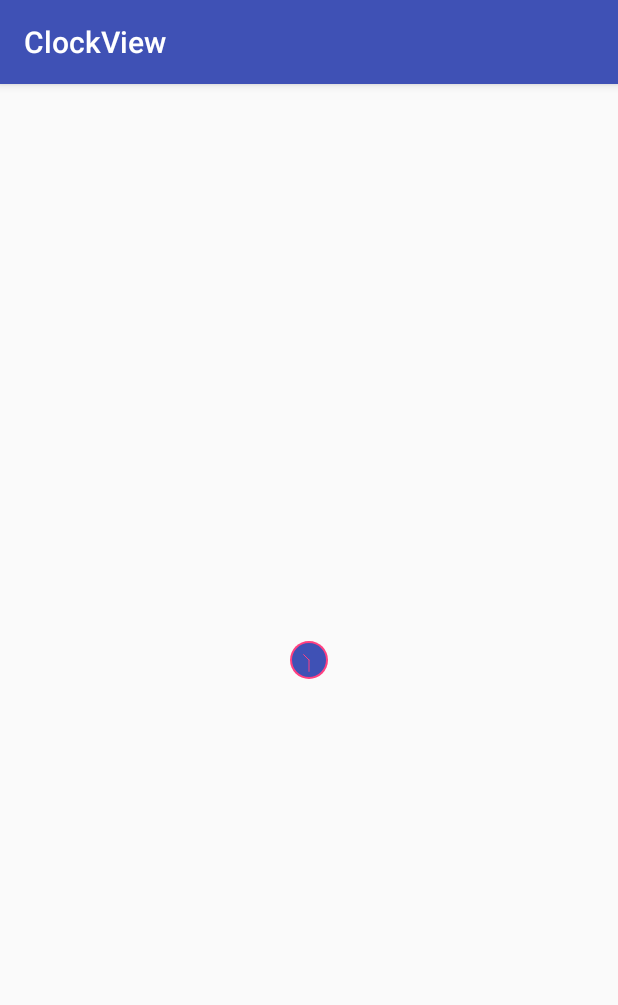
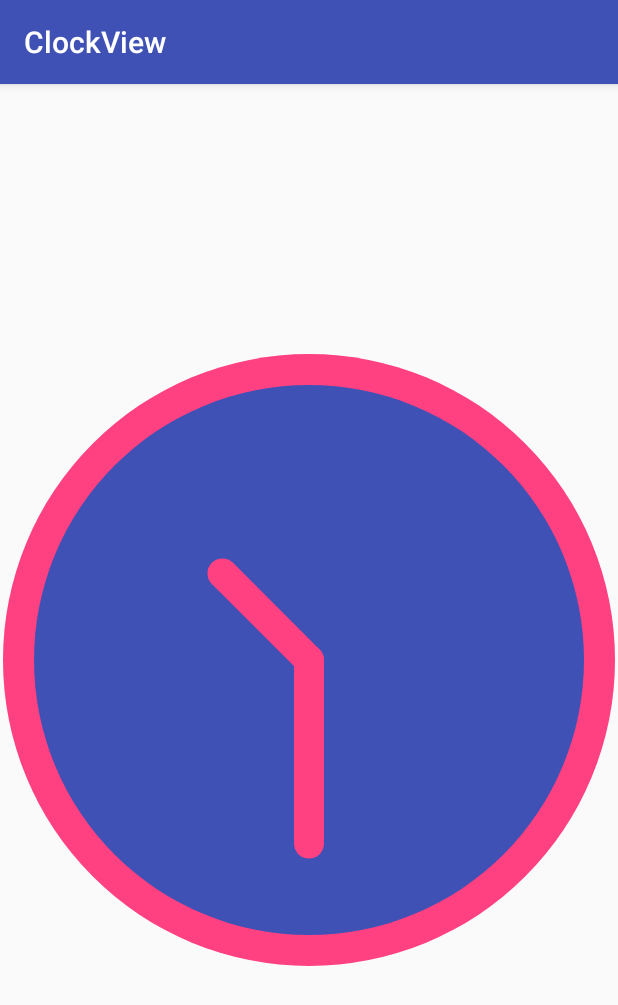
Before and after one commit to Kolyall/ClockView, an Android app: the screen it shows after launch (MainActivity), on a phone screen of 412 x 824 dp. Shown: the top 1005 px of the screen. Run offline under Robolectric (Android 15) with nearby library versions, the phone set to English and light mode, and no system bars.

Commit message:
updated lib version

```diff
--- a/app/src/main/res/layout/activity_main.xml
+++ b/app/src/main/res/layout/activity_main.xml
@@ -9,8 +9,8 @@
 
     <com.library.clockview.ClockView
         android:id="@+id/clockImageView"
-        android:layout_width="30dp"
-        android:layout_height="30dp"
+        android:layout_width="match_parent"
+        android:layout_height="match_parent"
         android:background="?attr/selectableItemBackgroundBorderless"
         app:layout_constraintBottom_toBottomOf="parent"
         app:layout_constraintEnd_toEndOf="parent"
```
Also changed, not shown: 1 other file.
